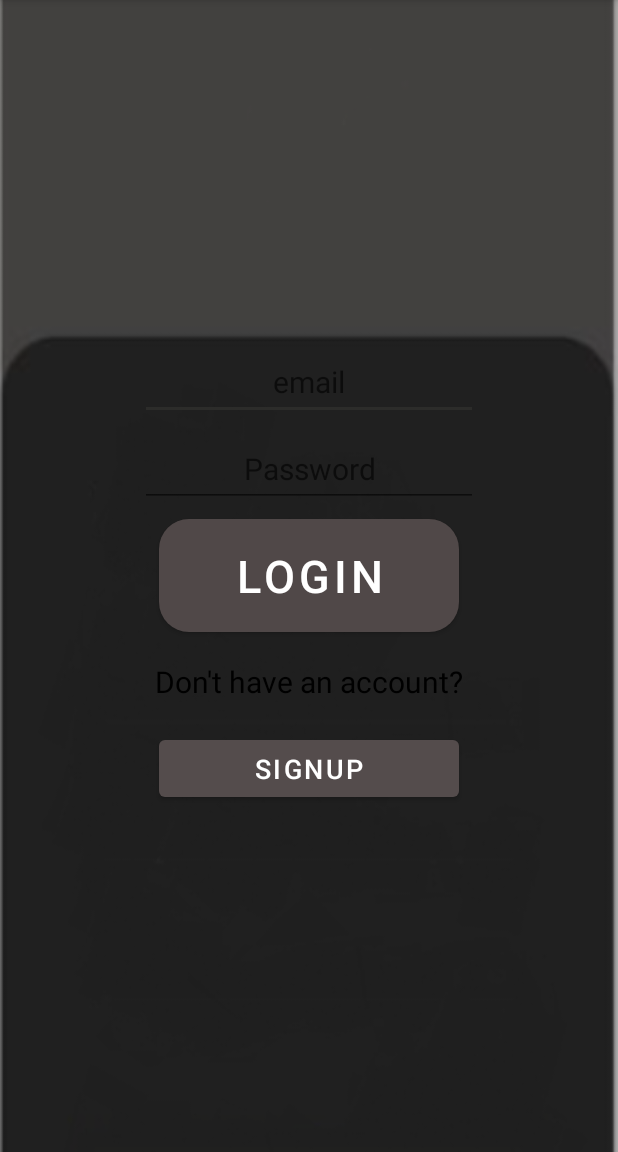
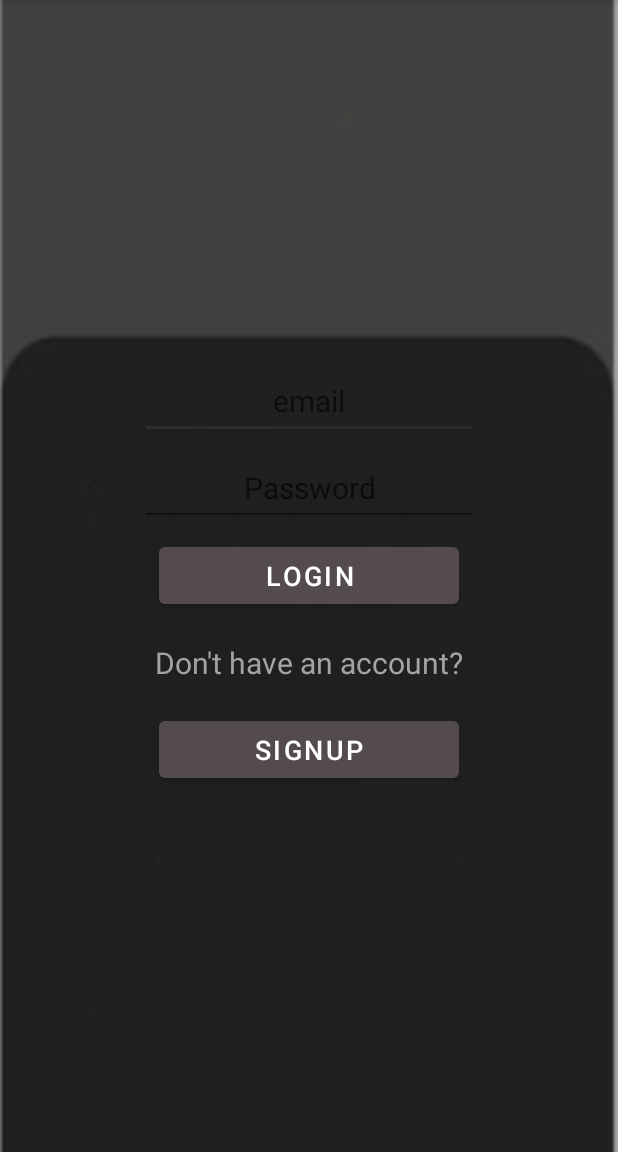
Before and after one commit to xXGodBladeXx/MyProj, an Android app: the Login_Activity screen opened directly, with no data from a screen before it, on a phone screen of 412 x 824 dp, the part 84-1236 px from its top. Run offline under Robolectric (Android 15) with nearby library versions, the phone set to English and light mode, and no system bars; our stand-ins replace Firebase (no records; nobody signed in at launch, a user with empty details on screens opened directly).

Commit message:
new designs

```diff
--- a/app/src/main/res/layout/activity_login.xml
+++ b/app/src/main/res/layout/activity_login.xml
@@ -22,7 +22,7 @@
         android:gravity="center"
         android:hint="email"
         android:inputType="textEmailAddress"
-        android:textColor="@color/black"
+        android:textColor="#a3a3a3"
         android:textSize="20dp" />
 
     <EditText
@@ -37,20 +37,18 @@
         android:inputType="textPassword"
         android:textSize="20dp"
         android:layout_marginTop="8dp"
-        android:textColor="@color/black"
-
+        android:textColor="#a3a3a3"
         />
 
     <Button
         android:id="@+id/buttonLogin"
         android:layout_width="200dp"
-        android:layout_height="75dp"
-        android:layout_gravity="center"
+        android:layout_height="50dp"
         android:layout_marginTop="8dp"
-        android:background="@drawable/roundbutton"
+        android:textColorLink="#e2da66"
         android:onClick="login"
         android:text="Login"
-        android:textSize="30dp" />
+        android:textSize="18dp" />
 
     <TextView
         android:id="@+id/text"
@@ -62,7 +60,7 @@
         android:textSize="20dp"
         android:text="Don't have an account?"
         android:layout_marginTop="8dp"
-        android:textColor="@color/black"
+        android:textColor="#a3a3a3"
         />
 
     <Button
```
Also changed, not shown: app/src/main/AndroidManifest.xml (+9 -4 lines), app/src/main/java/com/example/test/FirstPage_Activity.java (+5 -1 lines), app/src/main/java/com/example/test/MusicService.java (added, +37 -0 lines), 2 other files.
